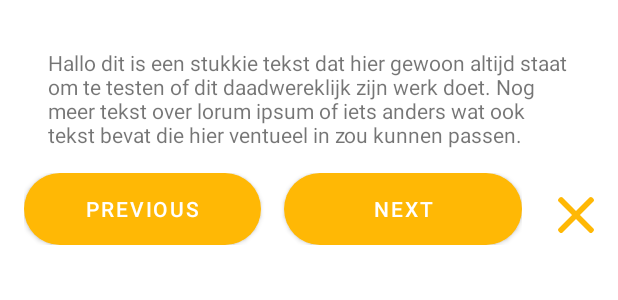
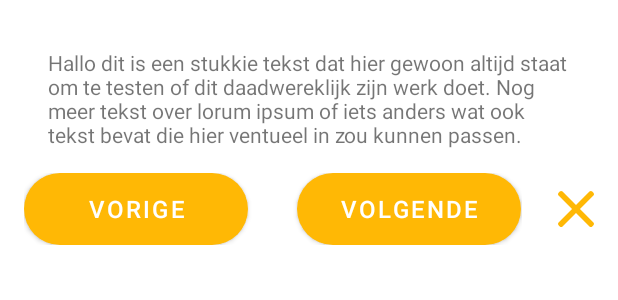
Before and after one commit to MoneoApp/app, an Android app built with Jetpack Compose: the layout manual_steps.xml on its own in the app's theme, with its tools: preview values and no code run, on a phone screen of 412 x 824 dp. Shown: the top 300 px of the screen. Run offline under Robolectric (Android 15) with nearby library versions, the light colour scheme and no system bars.

Commit message:
renames for consistency Catalog styling changes

```diff
--- a/app/src/main/res/drawable/rounded_button.xml
+++ b/app/src/main/res/drawable/rounded_button.xml
@@ -1,6 +1,5 @@
 <?xml version="1.0" encoding="UTF-8"?>
 <shape xmlns:android="http://schemas.android.com/apk/res/android">
     <solid android:color="#FFFFFF"/>
-    <corners android:radius="25dp"/>
-    <padding android:left="8dp" android:top="8dp" android:right="8dp" android:bottom="8dp" />
+    <corners android:radius="50dp"/>
 </shape>
--- a/app/src/main/res/layout/activity_catalogs.xml
+++ b/app/src/main/res/layout/activity_catalogs.xml
@@ -30,8 +30,11 @@
             android:id="@+id/start_guide_button"
             android:layout_width="wrap_content"
             android:layout_height="wrap_content"
+            android:background="@drawable/rounded_button"
+            android:paddingHorizontal="36dp"
             android:text="@string/start"
-            android:visibility="visible"
+            android:textSize="16sp"
+            android:visibility="invisible"
             app:layout_constraintBottom_toBottomOf="parent"
             app:layout_constraintEnd_toEndOf="parent"
             app:layout_constraintStart_toStartOf="parent"
--- a/app/src/main/res/layout/manual_steps.xml
+++ b/app/src/main/res/layout/manual_steps.xml
@@ -24,13 +24,12 @@
         android:id="@+id/steps_close_button"
         android:layout_width="24dp"
         android:layout_height="24dp"
-        android:layout_marginTop="8dp"
         android:layout_marginEnd="16dp"
         android:background="@drawable/close"
         android:backgroundTint="#000000"
-        app:layout_constraintBottom_toBottomOf="parent"
+        app:layout_constraintBottom_toBottomOf="@+id/manual_buttons"
         app:layout_constraintEnd_toEndOf="parent"
-        app:layout_constraintTop_toBottomOf="@+id/manual_textview"
+        app:layout_constraintTop_toTopOf="@+id/manual_buttons"
         tools:ignore="TouchTargetSizeCheck,SpeakableTextPresentCheck" />
 
     <LinearLayout
@@ -39,7 +38,9 @@
         android:layout_height="match_parent"
         android:layout_marginStart="16dp"
         android:layout_marginEnd="24dp"
+        android:layout_marginBottom="8dp"
         android:orientation="horizontal"
+        app:layout_constraintBottom_toBottomOf="parent"
         app:layout_constraintEnd_toStartOf="@+id/steps_close_button"
         app:layout_constraintStart_toStartOf="parent"
         app:layout_constraintTop_toBottomOf="@+id/manual_textview">
@@ -48,9 +49,14 @@
             android:id="@+id/previous_button"
             android:layout_width="0dp"
             android:layout_height="wrap_content"
-            android:layout_weight="1"
+            android:layout_weight="0.45"
             android:background="@drawable/rounded_button"
-            android:text="@string/previous" />
+            android:text="@string/vorige"
+            android:textSize="16sp"
+            app:layout_constraintBottom_toBottomOf="parent"
+            app:layout_constraintEnd_toEndOf="parent"
+            app:layout_constraintStart_toStartOf="parent"
+            app:layout_constraintTop_toTopOf="parent" />
 
         <Space
             android:layout_width="0dp"
@@ -61,9 +67,14 @@
             android:id="@+id/next_button"
             android:layout_width="0dp"
             android:layout_height="wrap_content"
-            android:layout_weight="1"
+            android:layout_weight="0.45"
             android:background="@drawable/rounded_button"
-            android:text="@string/next" />
+            android:text="@string/volgende"
+            android:textSize="16sp"
+            app:layout_constraintBottom_toBottomOf="parent"
+            app:layout_constraintEnd_toEndOf="parent"
+            app:layout_constraintStart_toStartOf="parent"
+            app:layout_constraintTop_toTopOf="parent" />
 
     </LinearLayout>
 </androidx.constraintlayout.widget.ConstraintLayout>
--- a/app/src/main/res/values/strings.xml
+++ b/app/src/main/res/values/strings.xml
@@ -7,4 +7,7 @@
     <string name="previous">Previous</string>
     <string name="manual_step">%1$d. %2$s</string>
     <string name="start">Start</string>
+    <string name="vorige">Vorige</string>
+    <string name="volgende">Volgende</string>
+    <string name="catalog_item">Catalog Item</string>
 </resources>
```
Also changed, not shown: app/src/main/java/ml/moneo/app/activity/CatalogsOverviewActivity.kt (+13 -16 lines), app/src/main/java/ml/moneo/app/activity/fragment/GuidesCatalogFragment.kt (+5 -7 lines), app/src/main/java/ml/moneo/app/activity/fragment/ProductsCatalogFragment.kt (+4 -10 lines), app/src/main/java/ml/moneo/app/view/component/CatalogAdapter.kt (+5 -6 lines), app/src/main/res/drawable/left_arrow.xml (added, +11 -0 lines), app/src/main/res/drawable/right_arrow.xml (added, +11 -0 lines), app/src/main/res/layout/catalog_item_view.xml (added, +39 -0 lines), app/src/main/res/layout/product_view.xml (deleted, +0 -33 lines), app/src/main/res/layout/fragment_catalog_overview.xml (renamed from app/src/main/res/layout/fragment_product_overview.xml).
